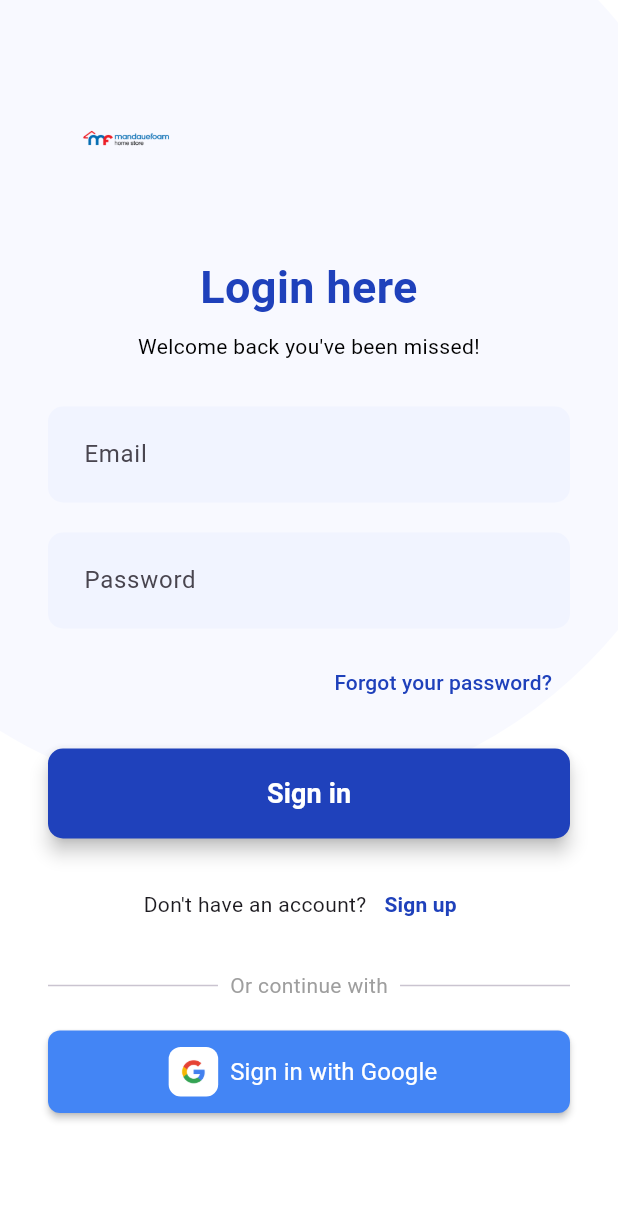
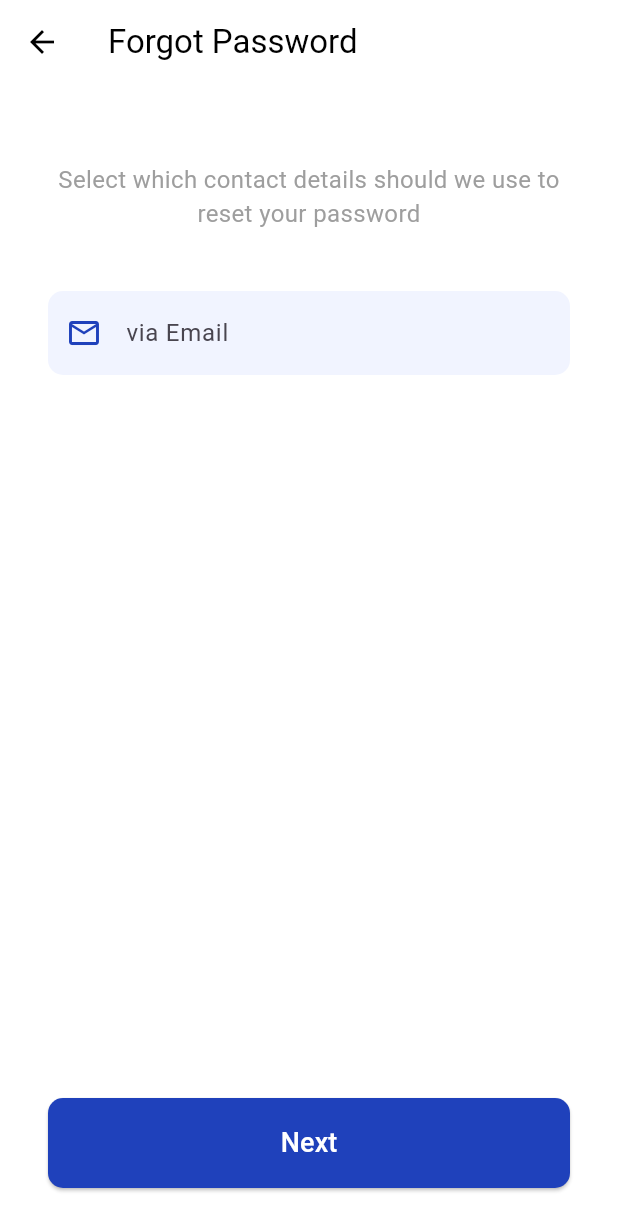
Before and after one commit to Labidesti/augmented_reality_based_furniture_assistant_for_mandaue_foam_android, a Flutter app: the screen it shows after launch, after a tap on "Forgot your password?", on a phone screen of 412 x 824 dp. Shown: the top 1231 px of the screen. Run offline on Flutter 3.47's test engine with Material 3 defaults, Android fonts, the phone set to English and light mode, and no system bars; our stand-ins replace firebase_auth, firebase_core, google_sign_in; missing offline and left inert: arcore_flutter_plugin; accounts and stored records are empty.

Commit message:
09/01/2025

```diff
--- a/lib/auth_service.dart
+++ b/lib/auth_service.dart
@@ -7,7 +7,6 @@ class AuthService {
   final FirebaseAuth _auth = FirebaseAuth.instance;
   final GoogleSignIn _googleSignIn = GoogleSignIn();
 
-  // Get user stream
   Stream<User?> get user => _auth.authStateChanges();
 
   // Sign in with Google
@@ -46,6 +45,11 @@ class AuthService {
     );
   }
 
+  // ADD THIS NEW METHOD
+  Future<void> sendPasswordResetEmail(String email) async {
+    await _auth.sendPasswordResetEmail(email: email);
+  }
+
   // Sign out
   Future<void> signOut() async {
     await _googleSignIn.signOut();
--- /dev/null
+++ b/lib/forgot_password_screen.dart
@@ -0,0 +1,127 @@
+// lib/forgot_password_screen.dart
+
+import 'package:flutter/material.dart';
+import 'auth_service.dart';
+
+class ForgotPasswordScreen extends StatefulWidget {
+  const ForgotPasswordScreen({super.key});
+
+  @override
+  State<ForgotPasswordScreen> createState() => _ForgotPasswordScreenState();
+}
+
+class _ForgotPasswordScreenState extends State<ForgotPasswordScreen> {
+  final emailController = TextEditingController();
+  final AuthService _authService = AuthService();
+  bool _isLoading = false;
+
+  void _showError(String message) {
+    if (!mounted) return;
+    ScaffoldMessenger.of(context).showSnackBar(
+      SnackBar(
+        content: Text(message),
+        backgroundColor: Colors.red,
+      ),
+    );
+  }
+
+  void _showSuccessDialog() {
+    if (!mounted) return;
+    showDialog(
+      context: context,
+      builder: (context) => AlertDialog(
+        title: const Text('Password Reset'),
+        content: const Text('A password reset link has been sent to your email.'),
+        actions: [
+          TextButton(
+            onPressed: () {
+              Navigator.of(context).pop(); // Close the dialog
+              Navigator.of(context).pop(); // Go back to the login screen
+            },
+            child: const Text('OK'),
+          ),
+        ],
+      ),
+    );
+  }
+
+  Future<void> _sendPasswordResetEmail() async {
+    if (emailController.text.isEmpty) {
+      _showError("Please enter your email address.");
+      return;
+    }
+    setState(() => _isLoading = true);
+    try {
+      await _authService.sendPasswordResetEmail(emailController.text.trim());
+      _showSuccessDialog();
+    } catch (e) {
+      _showError("Failed to send reset email: ${e.toString()}");
+    }
+    if (mounted) {
+      setState(() => _isLoading = false);
+    }
+  }
+
+  @override
+  Widget build(BuildContext context) {
+    const primaryColor = Color(0xFF1F41BB);
+    const secondaryColor = Color(0xFFF1F4FF);
+
+    return Scaffold(
+      appBar: AppBar(
+        title: const Text('Forgot Password'),
+        backgroundColor: Colors.transparent,
+        elevation: 0,
+        foregroundColor: Colors.black,
+      ),
+      backgroundColor: Colors.white,
+      body: SafeArea(
+        child: Padding(
+          padding: const EdgeInsets.all(32.0),
+          child: Column(
+            crossAxisAlignment: CrossAxisAlignment.stretch,
+            children: [
+              const SizedBox(height: 20),
+              const Text(
+                'Select which contact details should we use to reset your password',
+                textAlign: TextAlign.center,
+                style: TextStyle(fontSize: 16, color: Colors.grey),
+              ),
+              const SizedBox(height: 40),
+              TextFormField(
+                controller: emailController,
+                keyboardType: TextInputType.emailAddress,
+                decoration: InputDecoration(
+                  hintText: 'via Email',
+                  prefixIcon: const Icon(Icons.email_outlined, color: primaryColor),
+                  filled: true,
+                  fillColor: secondaryColor,
+                  border: OutlineInputBorder(
+                    borderRadius: BorderRadius.circular(10),
+                    borderSide: BorderSide.none,
+                  ),
+                ),
+              ),
+              const Spacer(),
+              if (_isLoading)
+                const Center(child: CircularProgressIndicator())
+              else
+                ElevatedButton(
+                  onPressed: _sendPasswordResetEmail,
+                  style: ElevatedButton.styleFrom(
+                    backgroundColor: primaryColor,
+                    foregroundColor: Colors.white,
+                    minimumSize: const Size.fromHeight(60),
+                    shape: RoundedRectangleBorder(
+                      borderRadius: BorderRadius.circular(10),
+                    ),
+                  ),
+                  child: const Text('Next', style: TextStyle(fontSize: 18)),
+                ),
+            ],
+          ),
+        ),
+      ),
+    );
+  }
+}
--- a/lib/login_screen.dart
+++ b/lib/login_screen.dart
@@ -3,6 +3,7 @@
 import 'package:flutter/material.dart';
 import 'auth_service.dart';
 import 'signup_screen.dart';
+import 'forgot_password_screen.dart';
 
 class LoginScreen extends StatefulWidget {
   const LoginScreen({super.key});
@@ -16,6 +17,7 @@ class _LoginScreenState extends State<LoginScreen> {
   final passwordController = TextEditingController();
   final AuthService _authService = AuthService();
   bool _isLoading = false;
+  bool _isPasswordVisible = false;
 
   void _showError(String message) {
     if (!mounted) return;
@@ -72,6 +74,8 @@ class _LoginScreenState extends State<LoginScreen> {
     const backgroundColor = Color(0xFFF8F9FF);
 
     return Scaffold(
+      // This prevents the screen from resizing when the keyboard appears
+      resizeToAvoidBottomInset: false,
       backgroundColor: Colors.white,
       body: Stack(
         children: [
@@ -87,22 +91,19 @@ class _LoginScreenState extends State<LoginScreen> {
               ),
             ),
           ),
-          // Logo positioned precisely
-          Positioned(
-            top: 40, // Adjust this value to move the logo up or down
-            left: 32, // Adjust this value to move the logo left or right
-            child: Image.asset('assets/Mandauefoam_Logo.png', height: 104), // Adjusted height for better fit
-          ),
           SafeArea(
+            // This makes the whole screen scrollable
             child: SingleChildScrollView(
               child: Padding(
                 padding: const EdgeInsets.symmetric(vertical: 20, horizontal: 32.0),
                 child: Column(
-                  mainAxisAlignment: MainAxisAlignment.center,
                   crossAxisAlignment: CrossAxisAlignment.stretch,
                   children: [
-                    // This SizedBox creates space at the top so the form doesn't overlap with the logo
-                    const SizedBox(height: 150), // Increased height to prevent overlap
+                    Image.asset(
+                      'assets/Mandauefoam_Logo.png',
+                      height: 180,
+                    ),
+                    const SizedBox(height: 30),
                     const Text(
                       'Login here',
                       textAlign: TextAlign.center,
@@ -138,7 +139,7 @@ class _LoginScreenState extends State<LoginScreen> {
                     const SizedBox(height: 20),
                     TextFormField(
                       controller: passwordController,
-                      obscureText: true,
+                      obscureText: !_isPasswordVisible,
                       decoration: InputDecoration(
                         hintText: 'Password',
                         filled: true,
@@ -148,13 +149,29 @@ class _LoginScreenState extends State<LoginScreen> {
                           borderSide: BorderSide.none,
                         ),
                         contentPadding: const EdgeInsets.symmetric(vertical: 20, horizontal: 20),
+                        suffixIcon: IconButton(
+                          icon: Icon(
+                            _isPasswordVisible ? Icons.visibility : Icons.visibility_off,
+                            color: Colors.grey,
+                          ),
+                          onPressed: () {
+                            setState(() {
+                              _isPasswordVisible = !_isPasswordVisible;
+                            });
+                          },
+                        ),
                       ),
                     ),
                     const SizedBox(height: 12),
                     Align(
                       alignment: Alignment.centerRight,
                       child: TextButton(
-                        onPressed: () {},
+                        onPressed: () {
+                          Navigator.push(
+                            context,
+                            MaterialPageRoute(builder: (context) => const ForgotPasswordScreen()),
+                          );
+                        },
                         child: const Text(
                           'Forgot your password?',
                           style: TextStyle(color: primaryColor),
@@ -197,7 +214,7 @@ class _LoginScreenState extends State<LoginScreen> {
                           ),
                         ],
                       ),
-                      const SizedBox(height: 20),
+                      const SizedBox(height: 30),
                       const Row(
                         children: [
                           Expanded(child: Divider()),
--- a/lib/main.dart
+++ b/lib/main.dart
@@ -1,16 +1,16 @@
 // lib/main.dart
 
-import 'package:augmented_reality_based_furniture_assistant_for_mandaue_foam_android/auth_service.dart';
-import 'package:augmented_reality_based_furniture_assistant_for_mandaue_foam_android/home_screen.dart';
-import 'package:augmented_reality_based_furniture_assistant_for_mandaue_foam_android/login_screen.dart';
+import 'package:flutter/material.dart';
 import 'package:firebase_core/firebase_core.dart';
-import 'package:flutter/material.dart';
-import 'package:firebase_auth/firebase_auth.dart'; // <-- ADD THIS LINE
+import 'package:firebase_auth/firebase_auth.dart';
+
+import 'auth_service.dart';
+import 'login_screen.dart';
+import 'admin_home_screen.dart'; // Import admin screen
+import 'customer_home_screen.dart'; // Import customer screen
 
 void main() async {
-  // Ensure Flutter bindings are initialized
   WidgetsFlutterBinding.ensureInitialized();
-  // Initialize Firebase
   await Firebase.initializeApp();
   runApp(const MyApp());
 }
@@ -21,14 +21,12 @@ class MyApp extends StatelessWidget {
   @override
   Widget build(BuildContext context) {
     return MaterialApp(
-      title: 'Flutter Firebase Auth',
-      // Hides the debug banner
+      title: 'AR Furniture Assistant',
       debugShowCheckedModeBanner: false,
       theme: ThemeData(
         primarySwatch: Colors.deepPurple,
         visualDensity: VisualDensity.adaptivePlatformDensity,
       ),
-      // Use the AuthWrapper to listen for auth state changes
       home: const AuthWrapper(),
     );
   }
@@ -37,29 +35,35 @@ class MyApp extends StatelessWidget {
 class AuthWrapper extends StatelessWidget {
   const AuthWrapper({super.key});
 
+  // !!! IMPORTANT: Change this to your actual admin email address !!!
+  static const String adminEmail = 'admin@mandauefoam.com';
+
   @override
   Widget build(BuildContext context) {
     final authService = AuthService();
 
     return StreamBuilder<User?>(
-      // Listen to the user stream from our AuthService
       stream: authService.user,
       builder: (context, snapshot) {
-        // If the connection is still waiting, show a loading indicator
         if (snapshot.connectionState == ConnectionState.waiting) {
           return const Scaffold(
-            body: Center(
-              child: CircularProgressIndicator(),
-            ),
+            body: Center(child: CircularProgressIndicator()),
           );
         }
 
-        // If the snapshot has data, it means the user is logged in
         if (snapshot.hasData) {
-          return const HomeScreen();
+          final user = snapshot.data;
+          // Check if the logged-in user is an admin
+          if (user != null && user.email == adminEmail) {
+            // If yes, show the Admin Home Screen
+            return const AdminHomeScreen();
+          } else {
+            // Otherwise, show the Customer Home Screen
+            return const CustomerHomeScreen();
+          }
         }
 
-        // Otherwise, the user is not logged in
+        // If no user is logged in, show the Login Screen
         return const LoginScreen();
       },
     );
--- a/pubspec.yaml
+++ b/pubspec.yaml
@@ -1,5 +1,5 @@
 name: augmented_reality_based_furniture_assistant_for_mandaue_foam_android
-description: "A new Flutter project."
+description: "AR Mandaue Foam android."
 publish_to: 'none'
 
 version: 1.0.0+1
@@ -15,6 +15,7 @@ dependencies:
   google_sign_in: ^6.2.1
   cupertino_icons: ^1.0.8
   arcore_flutter_plugin: ^0.1.0
+  url_launcher: ^6.3.1
 
 dev_dependencies:
   flutter_test:
```
Also changed, not shown: lib/admin_home_screen.dart (added, +80 -0 lines), lib/customer_home_screen.dart (added, +141 -0 lines), lib/home_screen.dart (deleted, +0 -155 lines), lib/signup_screen.dart (+35 -12 lines), assets/Mandauefoam_Logo.png, pubspec.lock, 2 other files.
